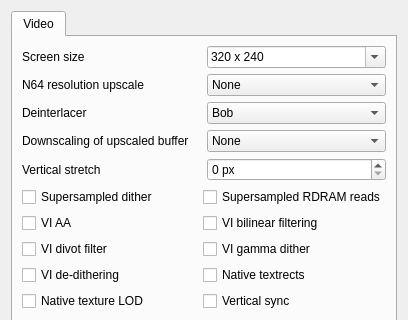
Old version of the form Source/3rdParty/mupen64plus-video-parallel/UserInterface/MainDialog.ui in the repository CoderTimZ/RMG; both pictures show x 0 to 408 and y 0 to 320 of the 408 by 517 pixel window.
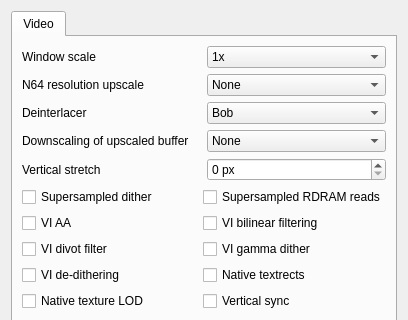
New version of the form.

Commit message: Size the Parallel window to show the game's pixels 1:1, replacing the HiDPI hack

What changed in the file:
```diff
--- a/Source/3rdParty/mupen64plus-video-parallel/UserInterface/MainDialog.ui
+++ b/Source/3rdParty/mupen64plus-video-parallel/UserInterface/MainDialog.ui
@@ -28,18 +28,18 @@
            <item>
             <widget class="QLabel" name="label">
              <property name="text">
-              <string>Screen size</string>
+              <string>Window scale</string>
              </property>
             </widget>
            </item>
            <item>
-            <widget class="QComboBox" name="screenSizeComboBox">
-             <property name="editable">
-              <bool>true</bool>
+            <widget class="QComboBox" name="windowScaleComboBox">
+             <property name="toolTip">
+              <string>Window size as a multiple of the game's resolution (such as 320x240, less any overscan crop) times the N64 resolution upscale. 1x shows each pixel 1:1, 2x doubles it.</string>
              </property>
              <item>
               <property name="text">
-               <string>320 x 240</string>
+               <string>1x</string>
               </property>
              </item>
              <item>
```
Left out of the diff: 51 changed lines with no effect on the pictures. The commit also changes 10 other files.
